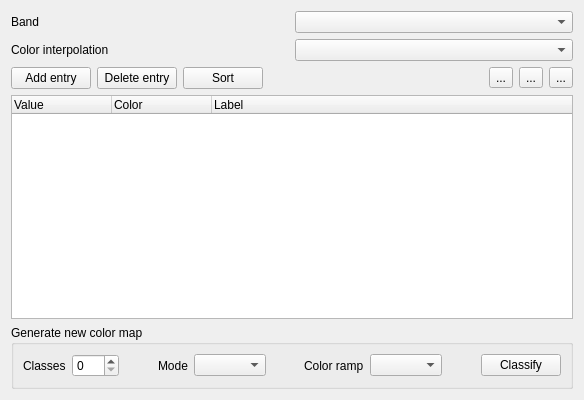
First picture: the form in src/ui/qgssinglebandpseudocolorrendererwidgetbase.ui, repository qgis/QGIS, before the edit.
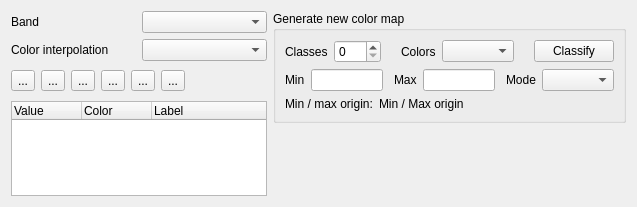
Second picture: the form after the edit. Icons and pictures are not drawn. Custom widgets are drawn as their Qt base class.

```diff
--- a/src/ui/qgssinglebandpseudocolorrendererwidgetbase.ui
+++ b/src/ui/qgssinglebandpseudocolorrendererwidgetbase.ui
@@ -6,15 +6,17 @@
    <rect>
     <x>0</x>
     <y>0</y>
-    <width>584</width>
-    <height>400</height>
+    <width>637</width>
+    <height>207</height>
    </rect>
   </property>
   <property name="windowTitle">
    <string>Form</string>
   </property>
-  <layout class="QGridLayout" name="gridLayout_2">
-   <item row="0" column="0">
+  <layout class="QHBoxLayout" name="horizontalLayout_5">
+   <item>
+    <layout class="QVBoxLayout" name="verticalLayout">
+     <item>
     <layout class="QGridLayout" name="gridLayout">
      <item row="0" column="0">
       <widget class="QLabel" name="mBandLabel">
@@ -26,53 +28,58 @@
      <item row="0" column="1">
       <widget class="QComboBox" name="mBandComboBox"/>
      </item>
-     <item row="1" column="0">
-      <widget class="QLabel" name="mColorInterpolationLabel">
-       <property name="text">
-        <string>Color interpolation</string>
-       </property>
-      </widget>
-     </item>
      <item row="1" column="1">
       <widget class="QComboBox" name="mColorInterpolationComboBox"/>
      </item>
-    </layout>
-   </item>
    <item row="1" column="0">
-    <layout class="QHBoxLayout" name="horizontalLayout">
-     <item>
-      <widget class="QPushButton" name="mAddEntryButton">
+        <widget class="QLabel" name="mColorInterpolationLabel">
        <property name="text">
-        <string>Add entry</string>
+          <string>Color interpolation</string>
        </property>
       </widget>
      </item>
+      </layout>
+     </item>
      <item>
-      <widget class="QPushButton" name="mDeleteEntryButton">
+      <layout class="QHBoxLayout" name="horizontalLayout_3">
+       <item>
+        <widget class="QToolButton" name="mAddEntryButton">
+         <property name="toolTip">
+          <string>Add values manually</string>
+         </property>
        <property name="text">
-        <string>Delete entry</string>
-       </property>
+          <string>...</string>
+         </property>
+         <property name="icon">
+          <iconset resource="../../images/images.qrc">
+           <normaloff>:/images/themes/default/mActionNewAttribute.png</normaloff>:/images/themes/default/mActionNewAttribute.png</iconset>
+         </property>
       </widget>
      </item>
      <item>
-      <widget class="QPushButton" name="mSortButton">
+        <widget class="QToolButton" name="mDeleteEntryButton">
+         <property name="toolTip">
+          <string>Remove selected row</string>
+         </property>
        <property name="text">
-        <string>Sort</string>
-       </property>
+          <string>...</string>
+         </property>
+         <property name="icon">
+          <iconset resource="../../images/images.qrc">
+           <normaloff>:/images/themes/default/mActionDeleteAttribute.png</normaloff>:/images/themes/default/mActionDeleteAttribute.png</iconset>
+         </property>
       </widget>
      </item>
      <item>
-      <spacer name="horizontalSpacer">
-       <property name="orientation">
-        <enum>Qt::Horizontal</enum>
-       </property>
-       <property name="sizeHint" stdset="0">
-        <size>
-         <width>148</width>
-         <height>20</height>
-        </size>
-       </property>
-      </spacer>
+        <widget class="QToolButton" name="mSortButton">
+         <property name="text">
+          <string>...</string>
+         </property>
+         <property name="icon">
+          <iconset>
+           <normaloff>../../../../../../usr/share/icons/oxygen/16x16/actions/view-sort-ascending.png</normaloff>../../../../../../usr/share/icons/oxygen/16x16/actions/view-sort-ascending.png</iconset>
+         </property>
+        </widget>
      </item>
      <item>
       <widget class="QToolButton" name="mLoadFromBandButton">
@@ -84,7 +91,7 @@
        </property>
        <property name="icon">
         <iconset resource="../../images/images.qrc">
-         <normaloff>:/images/themes/default/mActionNewAttribute.png</normaloff>:/images/themes/default/mActionNewAttribute.png</iconset>
+           <normaloff>:/images/themes/default/mActionDraw.png</normaloff>:/images/themes/default/mActionDraw.png</iconset>
        </property>
       </widget>
      </item>
@@ -116,10 +123,47 @@
        </property>
       </widget>
      </item>
-    </layout>
-   </item>
-   <item row="2" column="0">
+       <item>
+        <spacer name="horizontalSpacer">
+         <property name="orientation">
+          <enum>Qt::Horizontal</enum>
+         </property>
+         <property name="sizeHint" stdset="0">
+          <size>
+           <width>48</width>
+           <height>28</height>
+          </size>
+         </property>
+        </spacer>
+       </item>
+      </layout>
+     </item>
+     <item>
     <widget class="QTreeWidget" name="mColormapTreeWidget">
+       <property name="sizePolicy">
+        <sizepolicy hsizetype="MinimumExpanding" vsizetype="Expanding">
+         <horstretch>0</horstretch>
+         <verstretch>0</verstretch>
+        </sizepolicy>
+       </property>
+       <attribute name="headerDefaultSectionSize">
+        <number>70</number>
+       </attribute>
+       <attribute name="headerMinimumSectionSize">
+        <number>10</number>
+       </attribute>
+       <attribute name="headerStretchLastSection">
+        <bool>true</bool>
+       </attribute>
+       <attribute name="headerDefaultSectionSize">
+        <number>70</number>
+       </attribute>
+       <attribute name="headerMinimumSectionSize">
+        <number>10</number>
+       </attribute>
+       <attribute name="headerStretchLastSection">
+        <bool>true</bool>
+       </attribute>
      <column>
       <property name="text">
        <string>Value</string>
@@ -137,20 +181,26 @@
      </column>
     </widget>
    </item>
-   <item row="3" column="0">
+    </layout>
+   </item>
+   <item>
+    <layout class="QVBoxLayout" name="verticalLayout_3">
+     <item>
     <widget class="QGroupBox" name="grpGenerateColorMap">
      <property name="title">
       <string>Generate new color map</string>
      </property>
-     <layout class="QGridLayout" name="_2">
-      <item row="0" column="0">
+       <layout class="QVBoxLayout" name="verticalLayout_2">
+        <item>
+         <layout class="QHBoxLayout" name="horizontalLayout">
+          <item>
        <widget class="QLabel" name="mNumberOfEntriesLabel">
         <property name="text">
          <string>Classes</string>
         </property>
        </widget>
       </item>
-      <item row="0" column="1">
+          <item>
        <widget class="QSpinBox" name="mNumberOfEntriesSpinBox">
         <property name="sizePolicy">
          <sizepolicy hsizetype="Fixed" vsizetype="Fixed">
@@ -161,26 +211,92 @@
         <property name="maximum">
          <number>255</number>
         </property>
-       </widget>
-      </item>
-      <item row="0" column="3">
-       <widget class="QLabel" name="mClassificationModeLabel">
+            <property name="value">
+             <number>0</number>
+            </property>
+           </widget>
+          </item>
+          <item>
+           <spacer name="horizontalSpacer_2">
+            <property name="orientation">
+             <enum>Qt::Horizontal</enum>
+            </property>
+            <property name="sizeHint" stdset="0">
+             <size>
+              <width>40</width>
+              <height>20</height>
+             </size>
+            </property>
+           </spacer>
+          </item>
+          <item>
+           <widget class="QLabel" name="label">
         <property name="text">
-         <string>Mode</string>
+             <string>Colors</string>
         </property>
        </widget>
       </item>
-      <item row="0" column="4">
-       <widget class="QComboBox" name="mClassificationModeComboBox"/>
-      </item>
-      <item row="0" column="9">
+          <item>
+           <widget class="QgsColorRampComboBox" name="mColorRampComboBox"/>
+          </item>
+          <item>
+           <spacer name="horizontalSpacer_6">
+            <property name="orientation">
+             <enum>Qt::Horizontal</enum>
+            </property>
+            <property name="sizeHint" stdset="0">
+             <size>
+              <width>40</width>
+              <height>20</height>
+             </size>
+            </property>
+           </spacer>
+          </item>
+          <item>
        <widget class="QPushButton" name="mClassifyButton">
         <property name="text">
          <string>Classify</string>
         </property>
        </widget>
       </item>
-      <item row="0" column="5">
+         </layout>
+        </item>
+        <item>
+         <layout class="QHBoxLayout" name="horizontalLayout_4">
+          <item>
+           <widget class="QLabel" name="mMinLabel">
+            <property name="text">
+             <string>Min</string>
+            </property>
+           </widget>
+          </item>
+          <item>
+           <widget class="QLineEdit" name="mMinLineEdit"/>
+          </item>
+          <item>
+           <spacer name="horizontalSpacer_5">
+            <property name="orientation">
+             <enum>Qt::Horizontal</enum>
+            </property>
+            <property name="sizeHint" stdset="0">
+             <size>
+              <width>40</width>
+              <height>20</height>
+             </size>
+            </property>
+           </spacer>
+          </item>
+          <item>
+           <widget class="QLabel" name="mMaxLabel">
+            <property name="text">
+             <string>Max</string>
+            </property>
+           </widget>
+          </item>
+          <item>
+           <widget class="QLineEdit" name="mMaxLineEdit"/>
+          </item>
+          <item>
        <spacer name="horizontalSpacer_3">
         <property name="orientation">
          <enum>Qt::Horizontal</enum>
@@ -193,44 +309,57 @@
         </property>
        </spacer>
       </item>
-      <item row="0" column="6">
-       <widget class="QLabel" name="label">
+          <item>
+           <widget class="QLabel" name="mClassificationModeLabel">
         <property name="text">
-         <string>Color ramp</string>
+             <string>Mode</string>
         </property>
        </widget>
       </item>
-      <item row="0" column="2">
-       <spacer name="horizontalSpacer_2">
-        <property name="orientation">
-         <enum>Qt::Horizontal</enum>
-        </property>
-        <property name="sizeHint" stdset="0">
-         <size>
-          <width>40</width>
-          <height>20</height>
-         </size>
-        </property>
-       </spacer>
-      </item>
-      <item row="0" column="7">
-       <widget class="QgsColorRampComboBox" name="mColorRampComboBox"/>
-      </item>
-      <item row="0" column="8">
-       <spacer name="horizontalSpacer_4">
-        <property name="orientation">
-         <enum>Qt::Horizontal</enum>
-        </property>
-        <property name="sizeHint" stdset="0">
-         <size>
-          <width>40</width>
-          <height>20</height>
-         </size>
-        </property>
-       </spacer>
-      </item>
-     </layout>
-    </widget>
+          <item>
+           <widget class="QComboBox" name="mClassificationModeComboBox"/>
+          </item>
+         </layout>
+        </item>
+        <item>
+         <layout class="QHBoxLayout" name="horizontalLayout_2">
+          <item>
+           <widget class="QLabel" name="label_2">
+            <property name="text">
+             <string>Min / max origin:</string>
+            </property>
+           </widget>
+          </item>
+          <item>
+           <widget class="QLabel" name="mMinMaxOriginLabel">
+            <property name="sizePolicy">
+             <sizepolicy hsizetype="Expanding" vsizetype="Preferred">
+              <horstretch>0</horstretch>
+              <verstretch>0</verstretch>
+             </sizepolicy>
+            </property>
+            <property name="text">
+             <string>Min / Max origin</string>
+            </property>
+           </widget>
+          </item>
+         </layout>
+        </item>
+       </layout>
+      </widget>
+     </item>
+     <item>
+      <widget class="QWidget" name="mMinMaxContainerWidget" native="true">
+       <property name="sizePolicy">
+        <sizepolicy hsizetype="Preferred" vsizetype="MinimumExpanding">
+         <horstretch>0</horstretch>
+         <verstretch>0</verstretch>
+        </sizepolicy>
+       </property>
+       <zorder>grpGenerateColorMap</zorder>
+      </widget>
+     </item>
+    </layout>
    </item>
   </layout>
  </widget>
```
Lines whose indentation alone changed are shown as unchanged.
